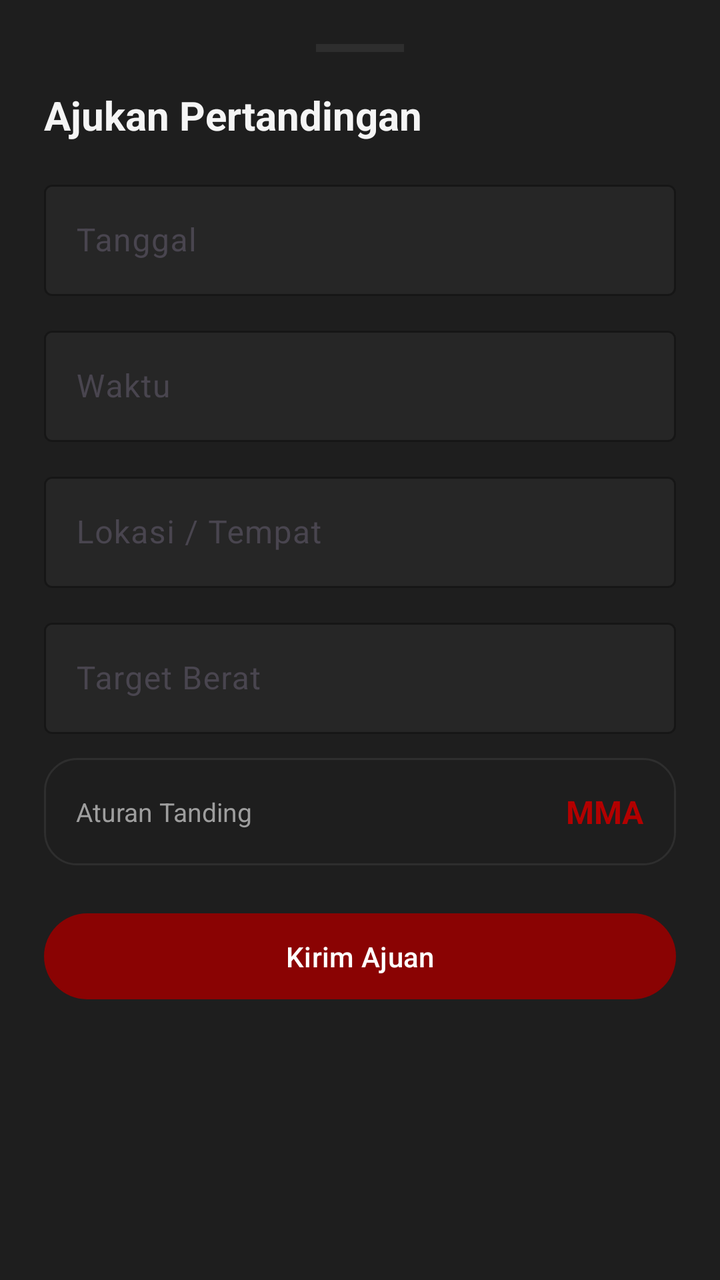
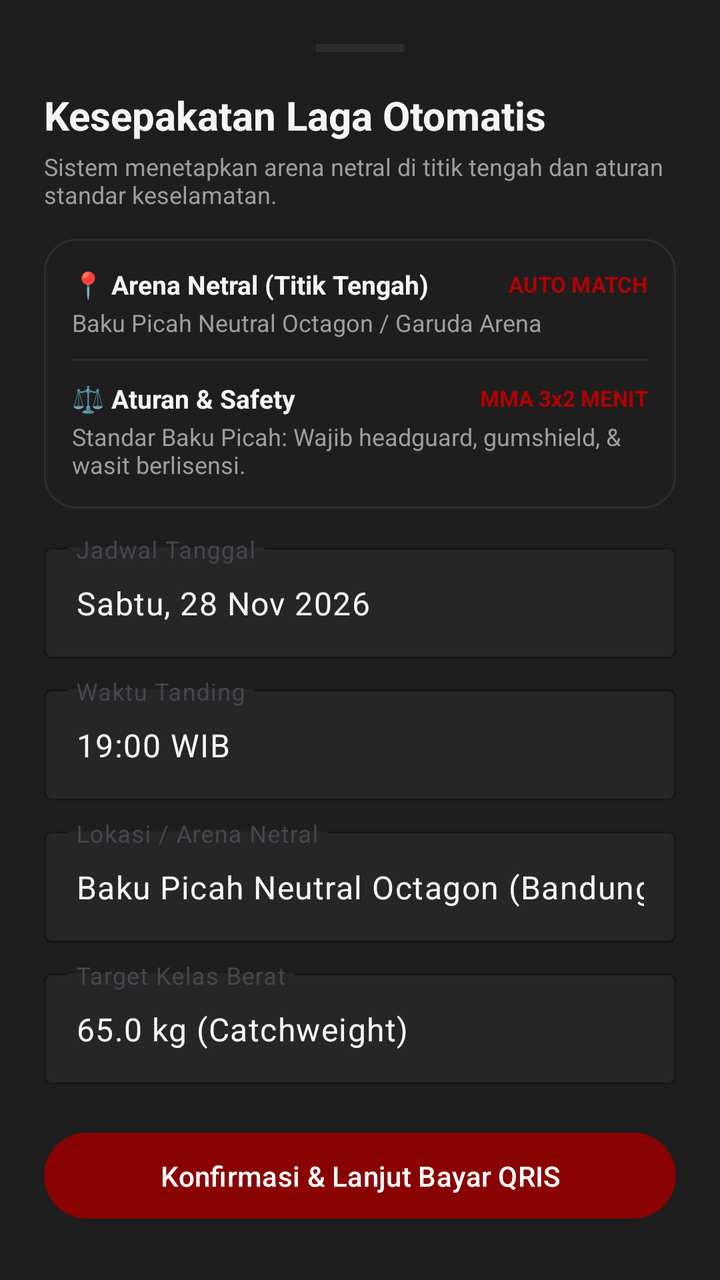

The first picture is an Android layout as it rendered before a commit; the second is the same layout after the commit. The layout source and the unified diff follow.
<!-- AndroidManifest.xml: application theme Theme.BAKUPICAH -->
<!-- res/layout/bottom_sheet_propose_bout.xml -->
<?xml version="1.0" encoding="utf-8"?>
<ScrollView xmlns:android="http://schemas.android.com/apk/res/android"
    xmlns:app="http://schemas.android.com/apk/res-auto"
    android:layout_width="match_parent"
    android:layout_height="wrap_content"
    android:background="@color/bp_surface">

    <LinearLayout
        android:layout_width="match_parent"
        android:layout_height="wrap_content"
        android:orientation="vertical"
        android:padding="22dp">

        <View
            android:layout_width="44dp"
            android:layout_height="4dp"
            android:layout_gravity="center_horizontal"
            android:layout_marginBottom="18dp"
            android:background="@color/bp_border" />

        <TextView
            android:layout_width="wrap_content"
            android:layout_height="wrap_content"
            android:text="@string/propose_bout"
            android:textColor="@color/bp_text"
            android:textSize="20sp"
            android:textStyle="bold" />

        <com.google.android.material.textfield.TextInputLayout
            style="@style/Widget.BP.Field"
            android:layout_width="match_parent"
            android:layout_height="wrap_content"
            android:layout_marginTop="16dp"
            android:hint="Tanggal">

            <com.google.android.material.textfield.TextInputEditText
                android:id="@+id/etDate"
                android:layout_width="match_parent"
                android:layout_height="wrap_content"
                android:focusable="false"
                android:textColor="@color/bp_text" />
        </com.google.android.material.textfield.TextInputLayout>

        <com.google.android.material.textfield.TextInputLayout
            style="@style/Widget.BP.Field"
            android:layout_width="match_parent"
            android:layout_height="wrap_content"
            android:layout_marginTop="12dp"
            android:hint="Waktu">

            <com.google.android.material.textfield.TextInputEditText
                android:id="@+id/etTime"
                android:layout_width="match_parent"
                android:layout_height="wrap_content"
                android:focusable="false"
                android:textColor="@color/bp_text" />
        </com.google.android.material.textfield.TextInputLayout>

        <com.google.android.material.textfield.TextInputLayout
            style="@style/Widget.BP.Field"
            android:layout_width="match_parent"
            android:layout_height="wrap_content"
            android:layout_marginTop="12dp"
            android:hint="Lokasi / Tempat">

            <com.google.android.material.textfield.TextInputEditText
                android:id="@+id/etLocation"
                android:layout_width="match_parent"
                android:layout_height="wrap_content"
                android:inputType="text"
                android:textColor="@color/bp_text" />
        </com.google.android.material.textfield.TextInputLayout>

        <com.google.android.material.textfield.TextInputLayout
            style="@style/Widget.BP.Field"
            android:layout_width="match_parent"
            android:layout_height="wrap_content"
            android:layout_marginTop="12dp"
            android:hint="Target Berat">

            <com.google.android.material.textfield.TextInputEditText
                android:id="@+id/etWeight"
                android:layout_width="match_parent"
                android:layout_height="wrap_content"
                android:inputType="text"
                android:textColor="@color/bp_text" />
        </com.google.android.material.textfield.TextInputLayout>

        <LinearLayout
            android:layout_width="match_parent"
            android:layout_height="wrap_content"
            android:layout_marginTop="12dp"
            android:background="@drawable/bg_card"
            android:gravity="center_vertical"
            android:orientation="horizontal"
            android:padding="16dp">

            <TextView
                android:layout_width="0dp"
                android:layout_height="wrap_content"
                android:layout_weight="1"
                android:text="Aturan Tanding"
                android:textColor="@color/bp_text_muted"
                android:textSize="13sp" />

            <TextView
                android:layout_width="wrap_content"
                android:layout_height="wrap_content"
                android:text="MMA"
                android:textColor="@color/bp_blood_bright"
                android:textSize="16sp"
                android:textStyle="bold" />
        </LinearLayout>

        <com.google.android.material.button.MaterialButton
            android:id="@+id/btnPropose"
            style="@style/Widget.BP.Button"
            android:layout_width="match_parent"
            android:layout_height="wrap_content"
            android:layout_marginTop="20dp"
            android:text="Kirim Ajuan" />
    </LinearLayout>
</ScrollView>
<!-- resources referenced by this layout -->
<resources>
  <color name="bp_blood_bright">#FFB30000</color>
  <color name="bp_border">#FF2E2E2E</color>
  <color name="bp_surface">#FF1E1E1E</color>
  <color name="bp_text">#FFF5F5F5</color>
  <color name="bp_text_muted">#FF9E9E9E</color>
  <!-- drawable bg_card (drawable) -->
  <?xml version="1.0" encoding="utf-8"?>
  <shape xmlns:android="http://schemas.android.com/apk/res/android" android:shape="rectangle">
      <solid android:color="@color/bp_surface" />
      <stroke android:width="1dp" android:color="@color/bp_border" />
      <corners android:radius="16dp" />
  </shape>
  <string name="propose_bout">Ajukan Pertandingan</string>
  <style name="Widget.BP.Button" parent="Widget.Material3.Button">
          <item name="android:textAllCaps">false</item>
          <item name="backgroundTint">@color/bp_blood</item>
          <item name="cornerRadius">28dp</item>
          <item name="android:paddingTop">12dp</item>
          <item name="android:paddingBottom">12dp</item>
      </style>
  <style name="Widget.BP.Field" parent="Widget.Material3.TextInputLayout.OutlinedBox">
          <item name="boxStrokeColor">@color/bp_border</item>
          <item name="hintTextColor">@color/bp_text_muted</item>
          <item name="boxBackgroundColor">@color/bp_surface2</item>
      </style>
  <style name="Theme.BAKUPICAH" parent="Theme.Material3.DayNight.NoActionBar">
          <item name="colorPrimary">@color/bp_blood</item>
          <item name="colorOnPrimary">@color/bp_white</item>
          <item name="colorSecondary">@color/bp_blood_bright</item>
          <item name="colorOnSecondary">@color/bp_white</item>
          <item name="android:colorBackground">@color/bp_bg</item>
          <item name="colorSurface">@color/bp_surface</item>
          <item name="colorOnSurface">@color/bp_text</item>
          <item name="colorError">@color/bp_danger</item>
          <item name="android:statusBarColor" tools:targetApi="l">@color/bp_bg</item>
          <item name="android:navigationBarColor" tools:targetApi="l">@color/bp_bg</item>
      </style>
  <color name="bp_blood">#FF8A0303</color>
  <color name="bp_surface2">#FF262626</color>
  <color name="bp_white">#FFFFFFFF</color>
  <color name="bp_bg">#FF121212</color>
  <color name="bp_danger">#FFB30000</color>
</resources>

<!-- the commit's change to res/layout/bottom_sheet_propose_bout.xml (unified diff, before → after) -->
@@ -21,23 +21,114 @@
         <TextView
             android:layout_width="wrap_content"
             android:layout_height="wrap_content"
-            android:text="@string/propose_bout"
+            android:text="Kesepakatan Laga Otomatis"
             android:textColor="@color/bp_text"
             android:textSize="20sp"
             android:textStyle="bold" />
 
+        <TextView
+            android:layout_width="wrap_content"
+            android:layout_height="wrap_content"
+            android:layout_marginTop="4dp"
+            android:text="Sistem menetapkan arena netral di titik tengah dan aturan standar keselamatan."
+            android:textColor="@color/bp_text_muted"
+            android:textSize="12sp" />
+
+        
+        <LinearLayout
+            android:layout_width="match_parent"
+            android:layout_height="wrap_content"
+            android:layout_marginTop="14dp"
+            android:background="@drawable/bg_card"
+            android:orientation="vertical"
+            android:padding="14dp">
+
+            <LinearLayout
+                android:layout_width="match_parent"
+                android:layout_height="wrap_content"
+                android:gravity="center_vertical"
+                android:orientation="horizontal">
+
+                <TextView
+                    android:layout_width="0dp"
+                    android:layout_height="wrap_content"
+                    android:layout_weight="1"
+                    android:text="📍 Arena Netral (Titik Tengah)"
+                    android:textColor="@color/bp_text"
+                    android:textSize="13sp"
+                    android:textStyle="bold" />
+
+                <TextView
+                    android:layout_width="wrap_content"
+                    android:layout_height="wrap_content"
+                    android:text="AUTO MATCH"
+                    android:textColor="@color/bp_blood_bright"
+                    android:textSize="11sp"
+                    android:textStyle="bold" />
+            </LinearLayout>
+
+            <TextView
+                android:layout_width="wrap_content"
+                android:layout_height="wrap_content"
+                android:layout_marginTop="2dp"
+                android:text="Baku Picah Neutral Octagon / Garuda Arena"
+                android:textColor="@color/bp_text_muted"
+                android:textSize="12sp" />
+
+            <View
+                android:layout_width="match_parent"
+                android:layout_height="1dp"
+                android:layout_marginTop="10dp"
+                android:layout_marginBottom="10dp"
+                android:background="@color/bp_border" />
+
+            <LinearLayout
+                android:layout_width="match_parent"
+                android:layout_height="wrap_content"
+                android:gravity="center_vertical"
+                android:orientation="horizontal">
+
+                <TextView
+                    android:layout_width="0dp"
+                    android:layout_height="wrap_content"
+                    android:layout_weight="1"
+                    android:text="⚖️ Aturan &amp; Safety"
+                    android:textColor="@color/bp_text"
+                    android:textSize="13sp"
+                    android:textStyle="bold" />
+
+                <TextView
+                    android:layout_width="wrap_content"
+                    android:layout_height="wrap_content"
+                    android:text="MMA 3x2 MENIT"
+                    android:textColor="@color/bp_blood_bright"
+                    android:textSize="11sp"
+                    android:textStyle="bold" />
+            </LinearLayout>
+
+            <TextView
+                android:layout_width="wrap_content"
+                android:layout_height="wrap_content"
+                android:layout_marginTop="2dp"
+                android:text="Standar Baku Picah: Wajib headguard, gumshield, &amp; wasit berlisensi."
+                android:textColor="@color/bp_text_muted"
+                android:textSize="12sp" />
+        </LinearLayout>
+
+        
         <com.google.android.material.textfield.TextInputLayout
             style="@style/Widget.BP.Field"
             android:layout_width="match_parent"
             android:layout_height="wrap_content"
-            android:layout_marginTop="16dp"
-            android:hint="Tanggal">
+            android:layout_marginTop="14dp"
+            android:hint="Jadwal Tanggal">
 
             <com.google.android.material.textfield.TextInputEditText
                 android:id="@+id/etDate"
                 android:layout_width="match_parent"
                 android:layout_height="wrap_content"
-                android:focusable="false"
+                android:inputType="text"
+                android:text="Sabtu, 28 Nov 2026"
                 android:textColor="@color/bp_text" />
         </com.google.android.material.textfield.TextInputLayout>
 
@@ -45,14 +136,15 @@
             style="@style/Widget.BP.Field"
             android:layout_width="match_parent"
             android:layout_height="wrap_content"
-            android:layout_marginTop="12dp"
-            android:hint="Waktu">
+            android:layout_marginTop="10dp"
+            android:hint="Waktu Tanding">
 
             <com.google.android.material.textfield.TextInputEditText
                 android:id="@+id/etTime"
                 android:layout_width="match_parent"
                 android:layout_height="wrap_content"
-                android:focusable="false"
+                android:inputType="text"
+                android:text="19:00 WIB"
                 android:textColor="@color/bp_text" />
         </com.google.android.material.textfield.TextInputLayout>
 
@@ -60,14 +152,15 @@
             style="@style/Widget.BP.Field"
             android:layout_width="match_parent"
             android:layout_height="wrap_content"
-            android:layout_marginTop="12dp"
-            android:hint="Lokasi / Tempat">
+            android:layout_marginTop="10dp"
+            android:hint="Lokasi / Arena Netral">
 
             <com.google.android.material.textfield.TextInputEditText
                 android:id="@+id/etLocation"
                 android:layout_width="match_parent"
                 android:layout_height="wrap_content"
                 android:inputType="text"
+                android:text="Baku Picah Neutral Octagon (Bandung)"
                 android:textColor="@color/bp_text" />
         </com.google.android.material.textfield.TextInputLayout>
 
@@ -75,49 +168,25 @@
             style="@style/Widget.BP.Field"
             android:layout_width="match_parent"
             android:layout_height="wrap_content"
-            android:layout_marginTop="12dp"
-            android:hint="Target Berat">
+            android:layout_marginTop="10dp"
+            android:hint="Target Kelas Berat">
 
             <com.google.android.material.textfield.TextInputEditText
                 android:id="@+id/etWeight"
                 android:layout_width="match_parent"
                 android:layout_height="wrap_content"
                 android:inputType="text"
+                android:text="65.0 kg (Catchweight)"
                 android:textColor="@color/bp_text" />
         </com.google.android.material.textfield.TextInputLayout>
 
-        <LinearLayout
-            android:layout_width="match_parent"
-            android:layout_height="wrap_content"
-            android:layout_marginTop="12dp"
-            android:background="@drawable/bg_card"
-            android:gravity="center_vertical"
-            android:orientation="horizontal"
-            android:padding="16dp">
-
-            <TextView
-                android:layout_width="0dp"
-                android:layout_height="wrap_content"
-                android:layout_weight="1"
-                android:text="Aturan Tanding"
-                android:textColor="@color/bp_text_muted"
-                android:textSize="13sp" />
-
-            <TextView
-                android:layout_width="wrap_content"
-                android:layout_height="wrap_content"
-                android:text="MMA"
-                android:textColor="@color/bp_blood_bright"
-                android:textSize="16sp"
-                android:textStyle="bold" />
-        </LinearLayout>
-
+        
         <com.google.android.material.button.MaterialButton
             android:id="@+id/btnPropose"
             style="@style/Widget.BP.Button"
             android:layout_width="match_parent"
             android:layout_height="wrap_content"
             android:layout_marginTop="20dp"
-            android:text="Kirim Ajuan" />
+            android:text="Konfirmasi &amp; Lanjut Bayar QRIS" />
     </LinearLayout>
 </ScrollView>
<!-- resource entries referenced after the edit -->
@@ -12,7 +12,6 @@
       <stroke android:width="1dp" android:color="@color/bp_border" />
       <corners android:radius="16dp" />
   </shape>
-  <string name="propose_bout">Ajukan Pertandingan</string>
   <style name="Widget.BP.Button" parent="Widget.Material3.Button">
           <item name="android:textAllCaps">false</item>
           <item name="backgroundTint">@color/bp_blood</item>
